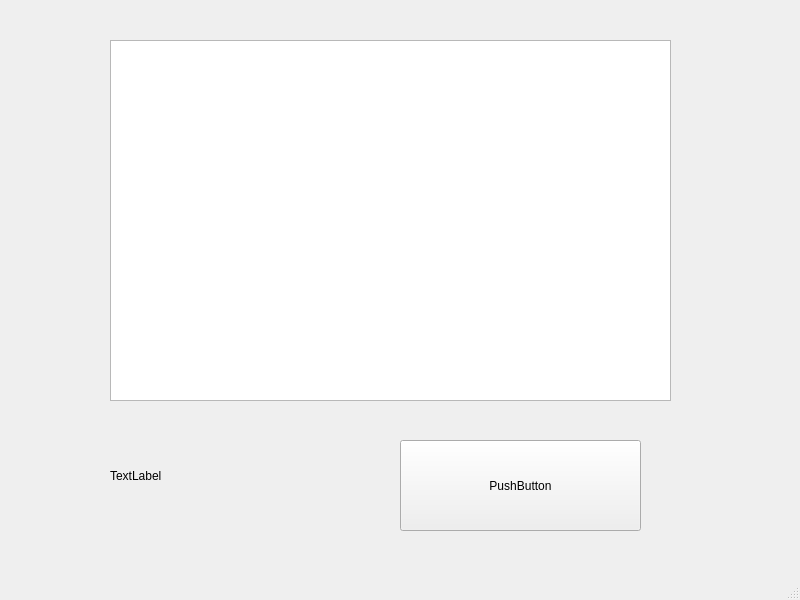
First picture: the form in BlackMagicC++/layouts/mainWindow.ui, repository J05hr/BlackMagic, before the edit.
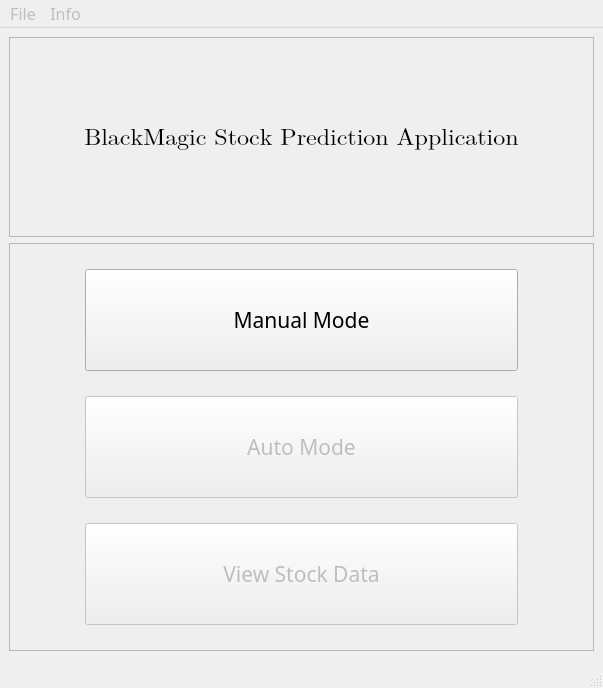
Second picture: the form after the edit.

Diff of the .ui file:
```diff
--- a/BlackMagicC++/layouts/mainWindow.ui
+++ b/BlackMagicC++/layouts/mainWindow.ui
@@ -6,60 +6,232 @@
    <rect>
     <x>0</x>
     <y>0</y>
-    <width>800</width>
-    <height>600</height>
+    <width>603</width>
+    <height>688</height>
    </rect>
   </property>
+  <property name="sizePolicy">
+   <sizepolicy hsizetype="MinimumExpanding" vsizetype="MinimumExpanding">
+    <horstretch>0</horstretch>
+    <verstretch>0</verstretch>
+   </sizepolicy>
+  </property>
+  <property name="font">
+   <font>
+    <family>Source Sans Pro</family>
+    <pointsize>12</pointsize>
+   </font>
+  </property>
   <property name="windowTitle">
    <string>MainWindow</string>
   </property>
   <widget class="QWidget" name="centralwidget">
-   <widget class="QListView" name="listView">
-    <property name="geometry">
-     <rect>
-      <x>110</x>
-      <y>40</y>
-      <width>561</width>
-      <height>361</height>
-     </rect>
-    </property>
-   </widget>
-   <widget class="QLabel" name="label">
-    <property name="geometry">
-     <rect>
-      <x>110</x>
-      <y>450</y>
-      <width>181</width>
-      <height>51</height>
-     </rect>
-    </property>
-    <property name="text">
-     <string>TextLabel</string>
-    </property>
-   </widget>
-   <widget class="QPushButton" name="pushButton">
-    <property name="geometry">
-     <rect>
-      <x>400</x>
-      <y>440</y>
-      <width>241</width>
-      <height>91</height>
-     </rect>
-    </property>
-    <property name="text">
-     <string>PushButton</string>
-    </property>
-   </widget>
+   <property name="sizePolicy">
+    <sizepolicy hsizetype="MinimumExpanding" vsizetype="MinimumExpanding">
+     <horstretch>0</horstretch>
+     <verstretch>0</verstretch>
+    </sizepolicy>
+   </property>
+   <layout class="QVBoxLayout" name="verticalLayout">
+    <item>
+     <widget class="QFrame" name="frame">
+      <property name="sizePolicy">
+       <sizepolicy hsizetype="MinimumExpanding" vsizetype="MinimumExpanding">
+        <horstretch>0</horstretch>
+        <verstretch>0</verstretch>
+       </sizepolicy>
+      </property>
+      <property name="maximumSize">
+       <size>
+        <width>10000</width>
+        <height>200</height>
+       </size>
+      </property>
+      <property name="frameShape">
+       <enum>QFrame::StyledPanel</enum>
+      </property>
+      <property name="frameShadow">
+       <enum>QFrame::Raised</enum>
+      </property>
+      <layout class="QVBoxLayout" name="verticalLayout_2">
+       <item>
+        <widget class="QLabel" name="mainTitleLabel">
+         <property name="sizePolicy">
+          <sizepolicy hsizetype="MinimumExpanding" vsizetype="MinimumExpanding">
+           <horstretch>0</horstretch>
+           <verstretch>0</verstretch>
+          </sizepolicy>
+         </property>
+         <property name="minimumSize">
+          <size>
+           <width>300</width>
+           <height>50</height>
+          </size>
+         </property>
+         <property name="maximumSize">
+          <size>
+           <width>12000</width>
+           <height>8000</height>
+          </size>
+         </property>
+         <property name="font">
+          <font>
+           <family>Cambria Math</family>
+           <pointsize>18</pointsize>
+          </font>
+         </property>
+         <property name="layoutDirection">
+          <enum>Qt::LeftToRight</enum>
+         </property>
+         <property name="text">
+          <string>BlackMagic Stock Prediction Application</string>
+         </property>
+         <property name="alignment">
+          <set>Qt::AlignCenter</set>
+         </property>
+        </widget>
+       </item>
+      </layout>
+     </widget>
+    </item>
+    <item>
+     <widget class="QFrame" name="frame_2">
+      <property name="frameShape">
+       <enum>QFrame::StyledPanel</enum>
+      </property>
+      <property name="frameShadow">
+       <enum>QFrame::Raised</enum>
+      </property>
+      <layout class="QVBoxLayout" name="verticalLayout_3">
+       <property name="spacing">
+        <number>25</number>
+       </property>
+       <property name="leftMargin">
+        <number>75</number>
+       </property>
+       <property name="topMargin">
+        <number>25</number>
+       </property>
+       <property name="rightMargin">
+        <number>75</number>
+       </property>
+       <property name="bottomMargin">
+        <number>25</number>
+       </property>
+       <item>
+        <widget class="QPushButton" name="manualCbutton">
+         <property name="sizePolicy">
+          <sizepolicy hsizetype="MinimumExpanding" vsizetype="MinimumExpanding">
+           <horstretch>0</horstretch>
+           <verstretch>0</verstretch>
+          </sizepolicy>
+         </property>
+         <property name="font">
+          <font>
+           <family>Source Sans Pro</family>
+           <pointsize>16</pointsize>
+          </font>
+         </property>
+         <property name="text">
+          <string>Manual Mode</string>
+         </property>
+        </widget>
+       </item>
+       <item>
+        <widget class="QPushButton" name="autoCbutton">
+         <property name="enabled">
+          <bool>false</bool>
+         </property>
+         <property name="sizePolicy">
+          <sizepolicy hsizetype="MinimumExpanding" vsizetype="MinimumExpanding">
+           <horstretch>0</horstretch>
+           <verstretch>0</verstretch>
+          </sizepolicy>
+         </property>
+         <property name="font">
+          <font>
+           <family>Source Sans Pro</family>
+           <pointsize>16</pointsize>
+          </font>
+         </property>
+         <property name="toolTipDuration">
+          <number>-3</number>
+         </property>
+         <property name="text">
+          <string>Auto Mode</string>
+         </property>
+        </widget>
+       </item>
+       <item>
+        <widget class="QPushButton" name="dataViewButton">
+         <property name="enabled">
+          <bool>false</bool>
+         </property>
+         <property name="sizePolicy">
+          <sizepolicy hsizetype="MinimumExpanding" vsizetype="MinimumExpanding">
+           <horstretch>0</horstretch>
+           <verstretch>0</verstretch>
+          </sizepolicy>
+         </property>
+         <property name="font">
+          <font>
+           <family>Source Sans Pro</family>
+           <pointsize>16</pointsize>
+          </font>
+         </property>
+         <property name="text">
+          <string>View Stock Data</string>
+         </property>
+        </widget>
+       </item>
+      </layout>
+     </widget>
+    </item>
+   </layout>
   </widget>
   <widget class="QMenuBar" name="menubar">
    <property name="geometry">
     <rect>
      <x>0</x>
      <y>0</y>
-     <width>800</width>
-     <height>21</height>
+     <width>603</width>
+     <height>26</height>
     </rect>
    </property>
+   <property name="sizePolicy">
+    <sizepolicy hsizetype="MinimumExpanding" vsizetype="Minimum">
+     <horstretch>0</horstretch>
+     <verstretch>0</verstretch>
+    </sizepolicy>
+   </property>
+   <property name="font">
+    <font>
+     <pointsize>12</pointsize>
+    </font>
+   </property>
+   <widget class="QMenu" name="menuFile">
+    <property name="enabled">
+     <bool>false</bool>
+    </property>
+    <property name="title">
+     <string>File</string>
+    </property>
+    <addaction name="actionImport_Data"/>
+    <addaction name="actionOptions"/>
+   </widget>
+   <widget class="QMenu" name="menuHelp">
+    <property name="enabled">
+     <bool>false</bool>
+    </property>
+    <property name="title">
+     <string>Info</string>
+    </property>
+    <addaction name="actionManual_Parameters"/>
+    <addaction name="actionAutomatic_Parameters"/>
+    <addaction name="actionStock_Data"/>
+   </widget>
+   <addaction name="menuFile"/>
+   <addaction name="menuHelp"/>
   </widget>
   <widget class="QStatusBar" name="statusbar"/>
  </widget>
```
Left out of the diff: 25 changed lines with no effect on the pictures.
